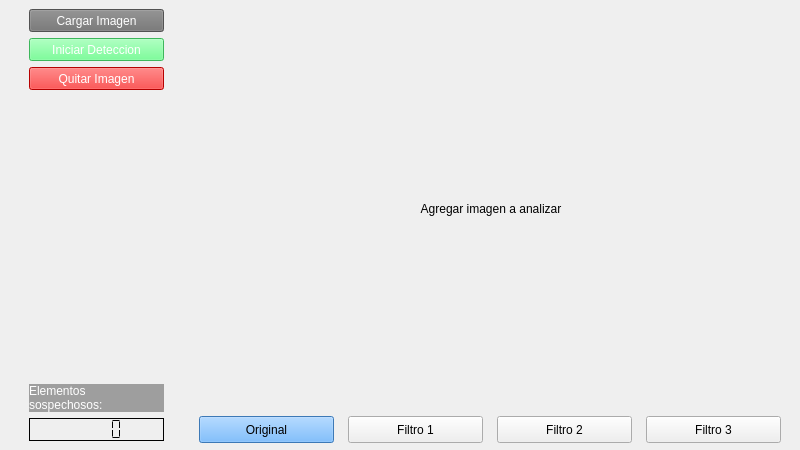
This is Proyecto/vista.ui in dvarasm/Python-Cientifico as Qt 5 draws it before an edit. The edited form follows.
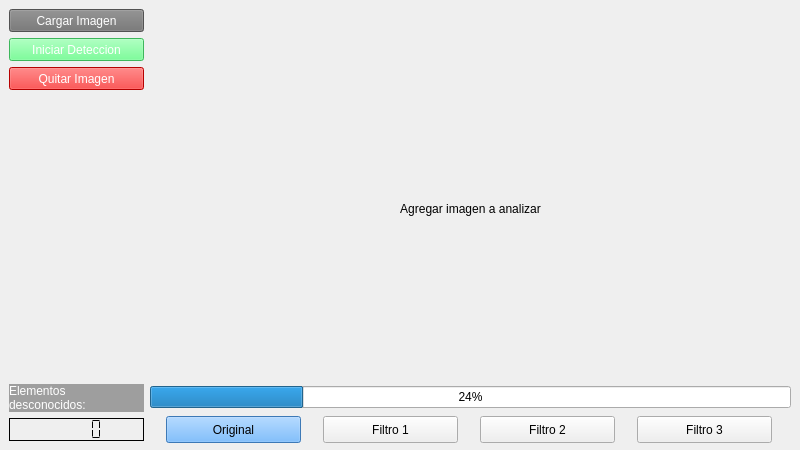
This is the edited form.

Commit message: Agrego barra de progreso al cargar imagen

```diff
--- a/Proyecto/vista.ui
+++ b/Proyecto/vista.ui
@@ -220,7 +220,7 @@
             </property>
             <property name="text">
              <string>Elementos 
-sospechosos: </string>
+desconocidos: </string>
             </property>
            </widget>
           </item>
@@ -290,6 +290,16 @@
           </item>
          </layout>
         </item>
+        <item>
+         <widget class="QProgressBar" name="barra">
+          <property name="styleSheet">
+           <string notr="true"/>
+          </property>
+          <property name="value">
+           <number>24</number>
+          </property>
+         </widget>
+        </item>
         <item>
          <layout class="QVBoxLayout" name="Alerta">
           <item>
```
The commit also changes 1 other file.
